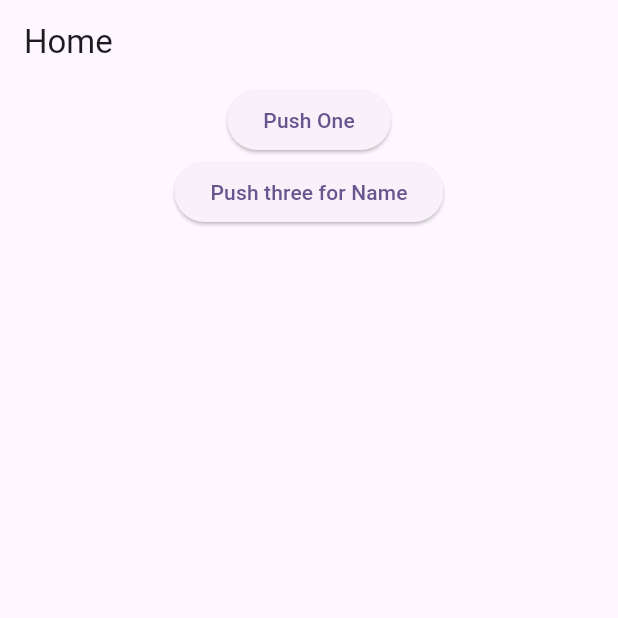
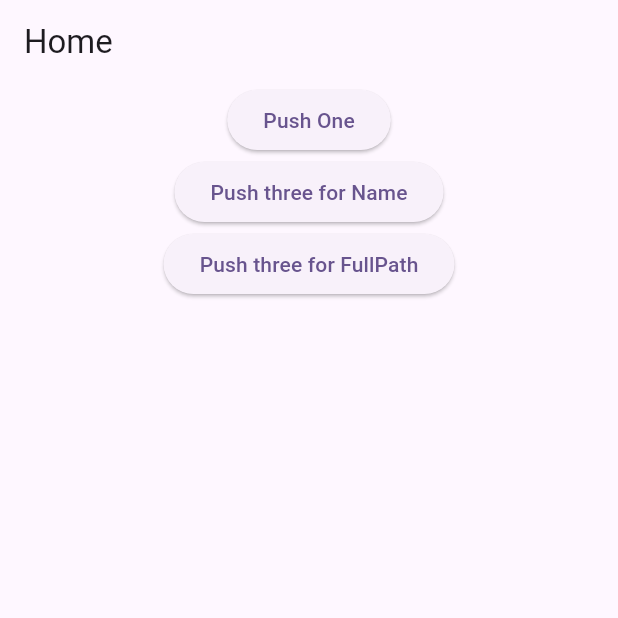
Before and after one commit to Jeck-Lee/Practice_Flutter, a Flutter app: the screen it shows after launch, on a phone screen of 412 x 824 dp, the top half of it. Run offline on Flutter 3.47's test engine with Material 3 defaults, Android fonts, the phone set to English and light mode, and no system bars; our stand-ins replace go_router; missing offline and left inert: flutter_inappwebview.

Commit message:
Route by Full path

```diff
--- a/lib/screens/home_screen.dart
+++ b/lib/screens/home_screen.dart
@@ -40,6 +40,12 @@ class _HomeViewState extends State<HomeView> {
                 },
                 child: const Text("Push three for Name"),
               ),
+              ElevatedButton(
+                onPressed: () {
+                  context.push("/one/two/three");
+                },
+                child: const Text("Push three for FullPath"),
+              ),
             ],
           ),
         ),
```
